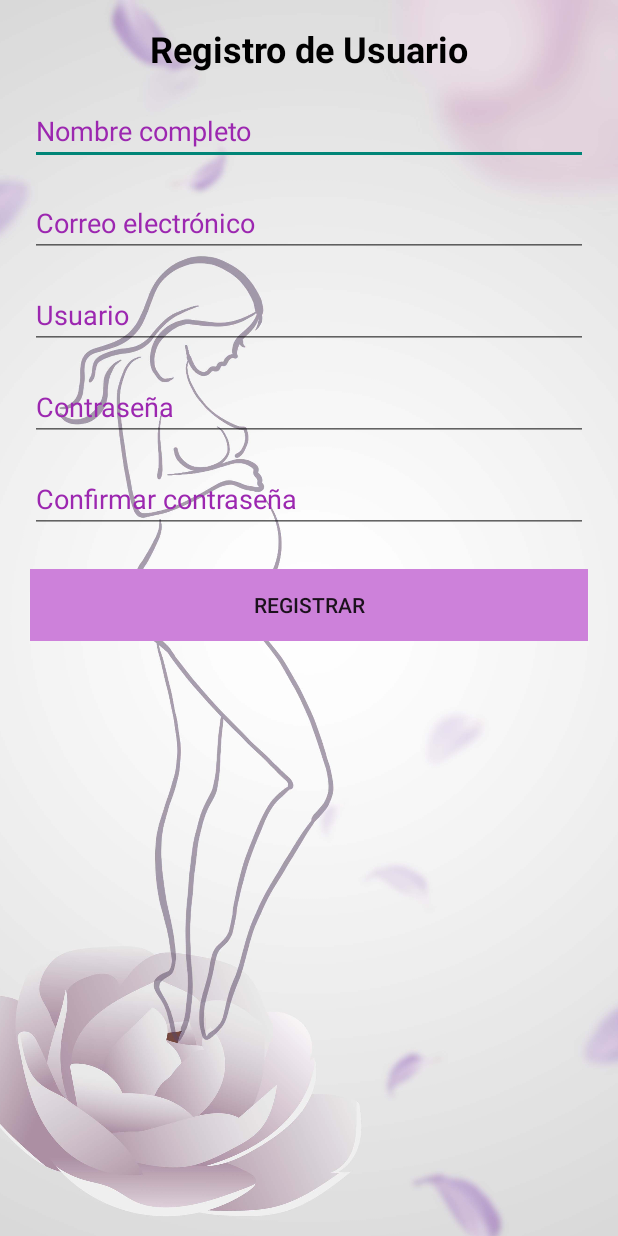
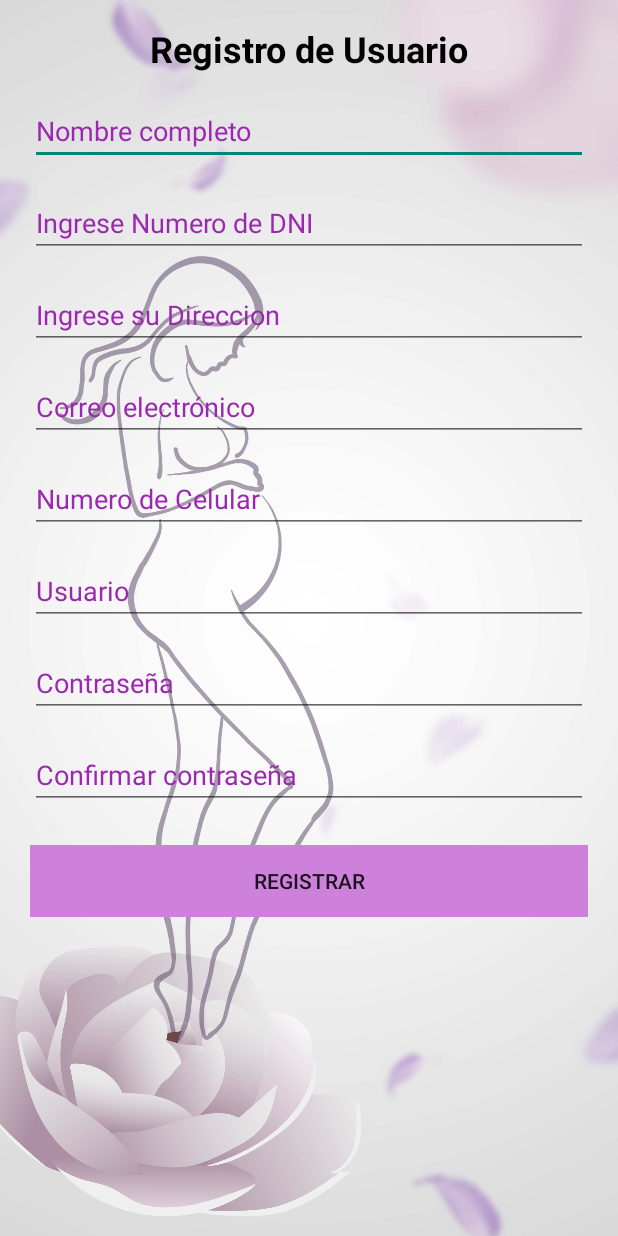
Before and after one commit to MarioYiCarrion/ExamenFinalAndroidStudio, an Android app: the screen it shows after launch (RegistroActivity), after a tap on "REGISTRARSE", on a phone screen of 412 x 824 dp. Run offline under Robolectric (Android 15) with nearby library versions, the phone set to English and light mode, and no system bars.

Commit message:
Avance Formularios registro, login, seguimiento y validaciones

```diff
--- a/app/build.gradle.kts
+++ b/app/build.gradle.kts
@@ -1,3 +1,5 @@
+
+
 plugins {
     id("com.android.application")
     id("org.jetbrains.kotlin.android")
@@ -15,7 +17,11 @@ android {
         versionName = "1.0"
 
         testInstrumentationRunner = "androidx.test.runner.AndroidJUnitRunner"
+
+
     }
+
+
 
     buildTypes {
         release {
--- a/app/src/main/java/pe/edu/idat/appgestacional/LoginActivity.kt
+++ b/app/src/main/java/pe/edu/idat/appgestacional/LoginActivity.kt
@@ -1,9 +1,12 @@
 package pe.edu.idat.appgestacional
 
+import android.content.Context
 import android.content.Intent
+import android.content.SharedPreferences
 import androidx.appcompat.app.AppCompatActivity
 import android.os.Bundle
 import android.widget.Button
+import android.widget.CheckBox
 import android.widget.EditText
 import android.widget.Toast
 
@@ -12,6 +15,8 @@ class LoginActivity : AppCompatActivity() {
     private lateinit var editTextPassword: EditText
     private lateinit var buttonLogin: Button
     private lateinit var buttonRegister: Button
+    private lateinit var checkBoxRemember: CheckBox
+    private lateinit var sharedPreferences: SharedPreferences
 
     override fun onCreate(savedInstanceState: Bundle?) {
         super.onCreate(savedInstanceState)
@@ -22,6 +27,20 @@ class LoginActivity : AppCompatActivity() {
         editTextPassword = findViewById(R.id.editTextPassword)
         buttonLogin = findViewById(R.id.buttonLogin)
         buttonRegister = findViewById(R.id.buttonRegister)
+        checkBoxRemember = findViewById(R.id.cbrecorda)
+
+        // Inicializar SharedPreferences
+        sharedPreferences = getSharedPreferences("loginPrefs", Context.MODE_PRIVATE)
+
+        // Verificar si se deben recordar las credenciales almacenadas
+        val rememberMe = sharedPreferences.getBoolean("rememberMe", false)
+        if (rememberMe) {
+            val savedUsername = sharedPreferences.getString("username", "")
+            val savedPassword = sharedPreferences.getString("password", "")
+            editTextUsername.setText(savedUsername)
+            editTextPassword.setText(savedPassword)
+            checkBoxRemember.isChecked = true
+        }
 
         buttonLogin.setOnClickListener { login() }
         buttonRegister.setOnClickListener {
@@ -33,6 +52,22 @@ class LoginActivity : AppCompatActivity() {
     private fun login() {
         val username = editTextUsername.text.toString()
         val password = editTextPassword.text.toString()
+        if (checkBoxRemember.isChecked) {
+            // Si el checkbox está marcado, guardar las credenciales
+            val editor = sharedPreferences.edit()
+            editor.putBoolean("rememberMe", true)
+            editor.putString("username", username)
+            editor.putString("password", password)
+            editor.apply()
+        } else {
+            // Si el checkbox no está marcado, limpiar las credenciales guardadas
+            val editor = sharedPreferences.edit()
+            editor.putBoolean("rememberMe", false)
+            editor.putString("username", "")
+            editor.putString("password", "")
+            editor.apply()
+        }
+
         if (username == "MarioYi" && password == "123456") {
             // Autenticación exitosa, iniciar MainActivity
             startActivity(Intent(this, MainActivity::class.java))
--- a/app/src/main/java/pe/edu/idat/appgestacional/RegistroActivity.kt
+++ b/app/src/main/java/pe/edu/idat/appgestacional/RegistroActivity.kt
@@ -1,47 +1,71 @@
 package pe.edu.idat.appgestacional
 
-import android.content.Intent
-import androidx.appcompat.app.AppCompatActivity
 import android.os.Bundle
-import android.text.Editable
-import android.text.TextWatcher
 import android.widget.Button
 import android.widget.EditText
+import androidx.appcompat.app.AppCompatActivity
+import android.widget.Toast
 
 class RegistroActivity : AppCompatActivity() {
 
-    private lateinit var buttonRegistrar: Button
+    private lateinit var editTextName: EditText
+    private  lateinit var editTextDNI: EditText
+    private  lateinit var editTextDireccion: EditText
+    private  lateinit var editTextCelular: EditText
+    private lateinit var editTextEmail: EditText
+    private lateinit var editTextUsername: EditText
+    private lateinit var editTextPassword: EditText
+    private lateinit var editTextConfirmPassword: EditText
+    private lateinit var buttonRegister: Button
+
     override fun onCreate(savedInstanceState: Bundle?) {
         super.onCreate(savedInstanceState)
-        supportActionBar?.hide()
         setContentView(R.layout.activity_registro)
 
-        //para implemeentar que no se permita dejar espacios en usuario
-        val editTextUsername = findViewById<EditText>(R.id.editTextUsername)
+        // Inicialización de vistas
+        editTextName = findViewById(R.id.editTextName)
+        editTextDNI = findViewById(R.id.editTextDNI)
+        editTextDireccion = findViewById(R.id.editTextDireccion)
+        editTextCelular = findViewById(R.id.editTextCelular)
+        editTextEmail = findViewById(R.id.editTextEmail)
+        editTextUsername = findViewById(R.id.editTextUsername)
+        editTextPassword = findViewById(R.id.editTextPassword)
+        editTextConfirmPassword = findViewById(R.id.editTextConfirmPassword)
+        buttonRegister = findViewById(R.id.buttonRegister)
 
-        editTextUsername.addTextChangedListener(object : TextWatcher {
-            override fun beforeTextChanged(s: CharSequence?, start: Int, count: Int, after: Int) {
-                // No se necesita implementación
-            }
+        // Configuración del listener de clic en el botón de registro
+        buttonRegister.setOnClickListener {
+            registerUser()
+        }
+    }
 
-            override fun onTextChanged(s: CharSequence?, start: Int, before: Int, count: Int) {
-                // No se necesita implementación
-            }
+    private fun registerUser() {
+        val name = editTextName.text.toString().trim()
+        val email = editTextEmail.text.toString().trim()
+        val username = editTextUsername.text.toString().trim()
+        val password = editTextPassword.text.toString().trim()
+        val confirmPassword = editTextConfirmPassword.text.toString().trim()
 
-            override fun afterTextChanged(s: Editable?) {
-                // Verificar y eliminar espacios en blanco al principio o al final
-                if (s != null && s.isNotEmpty() && (s.startsWith(" ") || s.endsWith(" "))) {
-                    editTextUsername.setText(s.trim()) // Eliminar espacios en blanco
-                    editTextUsername.setSelection(editTextUsername.text.length) // Colocar el cursor al final
-                }
-            }
-        }) //aca acaba la implementacion de espacios en blanco
-
-        buttonRegistrar = findViewById(R.id.buttonRegister)
-
-        buttonRegistrar.setOnClickListener{
-            startActivity(Intent(this, MainActivity::class.java))
+        // Validación de campos vacíos
+        if (name.isEmpty() || email.isEmpty() || username.isEmpty() || password.isEmpty() ||
+            confirmPassword.isEmpty()) {
+            // Mostrar mensaje de error si algún campo está vacío
+            showToast("Por favor, completa todos los campos.")
+            return
         }
 
+        // Validar que las contraseñas coincidan
+        if (password != confirmPassword) {
+            // Mostrar mensaje de error si las contraseñas no coinciden
+            showToast("Las contraseñas no coinciden.")
+            return
+        }
+
+        // Mostrar mensaje de éxito si todos los campos son válidos
+        showToast("Usuario registrado correctamente.")
+    }
+
+    private fun showToast(message: String) {
+        Toast.makeText(this, message, Toast.LENGTH_SHORT).show()
     }
 }
--- a/app/src/main/res/layout/activity_registro.xml
+++ b/app/src/main/res/layout/activity_registro.xml
@@ -41,6 +41,36 @@
         tools:ignore="TouchTargetSizeCheck" />
 
     <EditText
+        android:id="@+id/editTextDNI"
+        android:layout_width="0dp"
+        android:layout_height="wrap_content"
+        android:layout_marginTop="16dp"
+        android:layout_marginHorizontal="20dp"
+        android:hint="Ingrese Numero de DNI"
+        android:textColor="#000"
+        android:textColorHint="#9C27B0"
+        android:inputType="textPersonName"
+        app:layout_constraintEnd_toEndOf="parent"
+        app:layout_constraintStart_toStartOf="parent"
+        app:layout_constraintTop_toBottomOf="@+id/editTextName"
+        tools:ignore="TouchTargetSizeCheck" />
+
+    <EditText
+        android:id="@+id/editTextDireccion"
+        android:layout_width="0dp"
+        android:layout_height="wrap_content"
+        android:layout_marginTop="16dp"
+        android:layout_marginHorizontal="20dp"
+        android:hint="Ingrese su Direccion"
+        android:textColor="#000"
+        android:textColorHint="#9C27B0"
+        android:inputType="textPersonName"
+        app:layout_constraintEnd_toEndOf="parent"
+        app:layout_constraintStart_toStartOf="parent"
+        app:layout_constraintTop_toBottomOf="@+id/editTextDNI"
+        tools:ignore="TouchTargetSizeCheck" />
+
+    <EditText
         android:id="@+id/editTextEmail"
         android:layout_width="0dp"
         android:layout_height="wrap_content"
@@ -52,7 +82,22 @@
         android:inputType="textEmailAddress"
         app:layout_constraintEnd_toEndOf="parent"
         app:layout_constraintStart_toStartOf="parent"
-        app:layout_constraintTop_toBottomOf="@+id/editTextName"
+        app:layout_constraintTop_toBottomOf="@+id/editTextDireccion"
+        tools:ignore="TouchTargetSizeCheck" />
+
+    <EditText
+        android:id="@+id/editTextCelular"
+        android:layout_width="0dp"
+        android:layout_height="wrap_content"
+        android:layout_marginTop="16dp"
+        android:layout_marginHorizontal="20dp"
+        android:hint="Numero de Celular"
+        android:textColor="#000"
+        android:textColorHint="#9C27B0"
+        android:inputType="textEmailAddress"
+        app:layout_constraintEnd_toEndOf="parent"
+        app:layout_constraintStart_toStartOf="parent"
+        app:layout_constraintTop_toBottomOf="@+id/editTextEmail"
         tools:ignore="TouchTargetSizeCheck" />
 
     <EditText
@@ -68,7 +113,7 @@
         android:maxLines="1"
         app:layout_constraintEnd_toEndOf="parent"
         app:layout_constraintStart_toStartOf="parent"
-        app:layout_constraintTop_toBottomOf="@+id/editTextEmail"
+        app:layout_constraintTop_toBottomOf="@+id/editTextCelular"
         tools:ignore="TouchTargetSizeCheck" />
 
     <EditText
```
Also changed, not shown: app/src/main/res/layout/activity_login.xml (+23 -10 lines).
